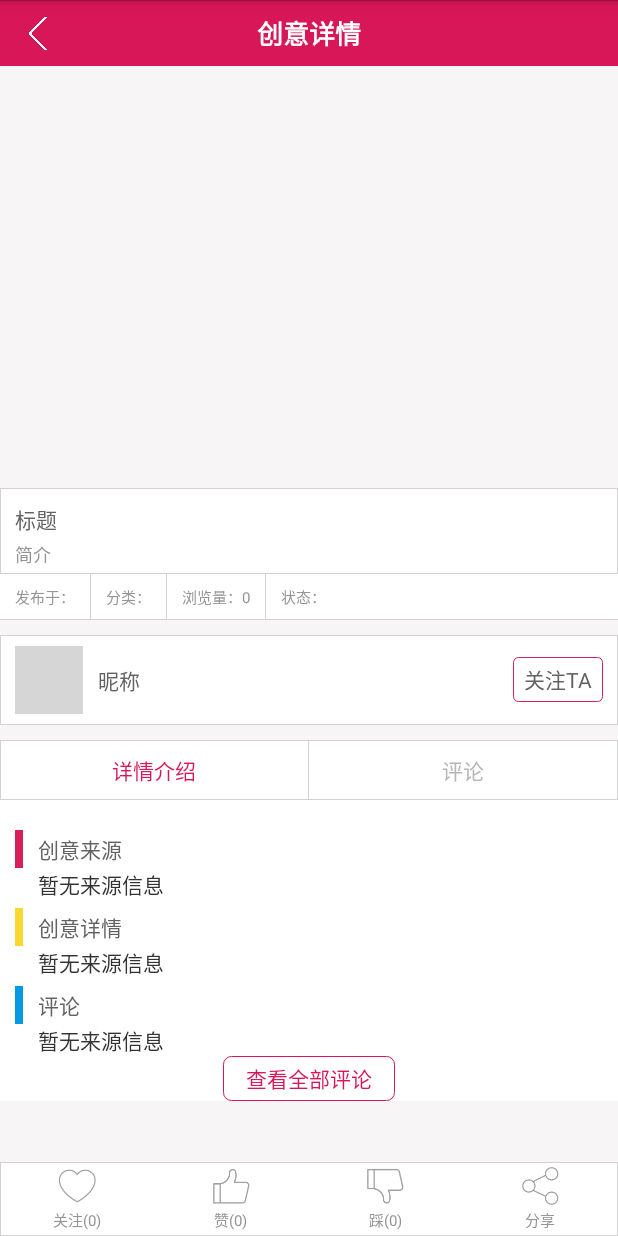
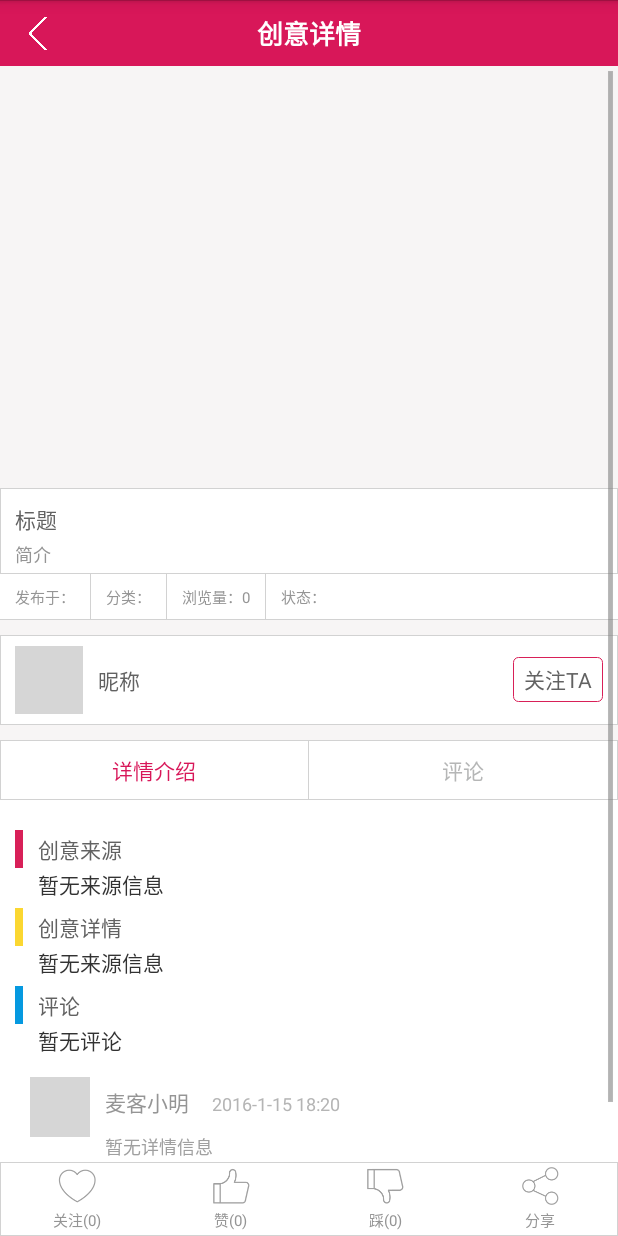
Before and after one commit to Android-YZP/MikePlus, an Android app: the CreativeDetailInfoFragment screen opened directly, with no data from a screen before it, on a phone screen of 412 x 824 dp. Run offline under Robolectric (Android 15) with nearby library versions, the phone set to English and light mode, and no system bars; 7 statements that could not run were skipped; grey boxes are pictures that could not be loaded.

Commit message:
评论详情-单个评论布局文件

```diff
--- a/app/src/main/res/layout/fragment_creative_detail_info.xml
+++ b/app/src/main/res/layout/fragment_creative_detail_info.xml
@@ -94,11 +94,76 @@
 		android:id="@+id/tv_creativedetail_comments_info_content"
 		android:layout_width="match_parent"
 		android:layout_height="wrap_content"
-		android:text="@string/creative_detail_source_creative"
+		android:text="暂无评论"
 		android:layout_marginLeft="@dimen/creativedetail_detail_content_margin_left"
 		android:layout_marginRight="@dimen/creativedetail_detail_content_margin_right"
 		/>
+
+	<LinearLayout
+        android:id="@+id/layout_creative_detail_comment"
+		android:layout_width="match_parent"
+		android:layout_height="wrap_content"
+		android:paddingLeft="10dp"
+		android:orientation="horizontal" >
+
+		<com.mkch.maikejia.view.CustomSmartImageView
+			android:id="@+id/iv_creative_detail_comment_item_headpic_1"
+			android:layout_width="@dimen/creativedetail_comment_item_headpic_width_or_height"
+			android:layout_height="@dimen/creativedetail_comment_item_headpic_width_or_height"
+			android:layout_marginLeft="@dimen/creativedetail_comment_item_headpic_margin_left_or_right"
+			android:layout_marginRight="@dimen/creativedetail_comment_item_headpic_margin_left_or_right"
+			android:layout_marginTop="@dimen/creativedetail_comment_item_headpic_margin_top"
+			android:src="@drawable/creative_no_img"
+			/>
+		<LinearLayout
+			android:layout_width="match_parent"
+			android:layout_height="wrap_content"
+			android:orientation="vertical"
+			android:layout_marginTop="@dimen/creativedetail_comment_item_username_margin_top"
+			>
+			<LinearLayout
+				android:layout_width="match_parent"
+				android:layout_height="wrap_content"
+				android:orientation="horizontal"
+				>
+				<TextView
+					android:id="@+id/tv_creativedetail_comment_item_username_1"
+					android:layout_width="wrap_content"
+					android:layout_height="wrap_content"
+					android:text="麦客小明"
+					android:textColor="@color/creativedetail_comment_username_font_color"
+					android:textSize="@dimen/creativedetail_comment_item_username_font_size"
+					/>
+				<TextView
+					android:id="@+id/tv_creativedetail_comment_item_datetime_1"
+					android:layout_width="0dp"
+					android:layout_weight="1"
+					android:layout_height="wrap_content"
+					android:text="2016-1-15 18:20"
+					android:textColor="@color/creativedetail_comment_datetime_font_color"
+					android:textSize="@dimen/creativedetail_comment_item_common_content_font_size"
+					android:layout_marginLeft="@dimen/creativedetail_comment_item_datetime_margin_left"
+					/>
+
+			</LinearLayout>
+
+			<TextView
+				android:id="@+id/tv_creativedetail_comment_item_content_1"
+				android:layout_width="match_parent"
+				android:layout_height="wrap_content"
+				android:text="@string/creative_detail_comment_item_content"
+				android:textColor="@color/creativedetail_comment_content_font_color"
+				android:textSize="@dimen/creativedetail_comment_item_common_content_font_size"
+				android:layout_marginTop="@dimen/creativedetail_comment_item_comment_content_margin_top_or_bottom"
+				android:layout_marginBottom="@dimen/creativedetail_comment_item_comment_content_margin_top_or_bottom"
+				android:layout_marginRight="@dimen/creativedetail_comment_item_reply_title_margin_right"
+				/>
+
+		</LinearLayout>
+	</LinearLayout>
+
 	<Button
+		android:id="@+id/btn_comment_check"
 		android:layout_width="wrap_content"
 		android:layout_height="30dp"
 		android:layout_gravity="center"
```
